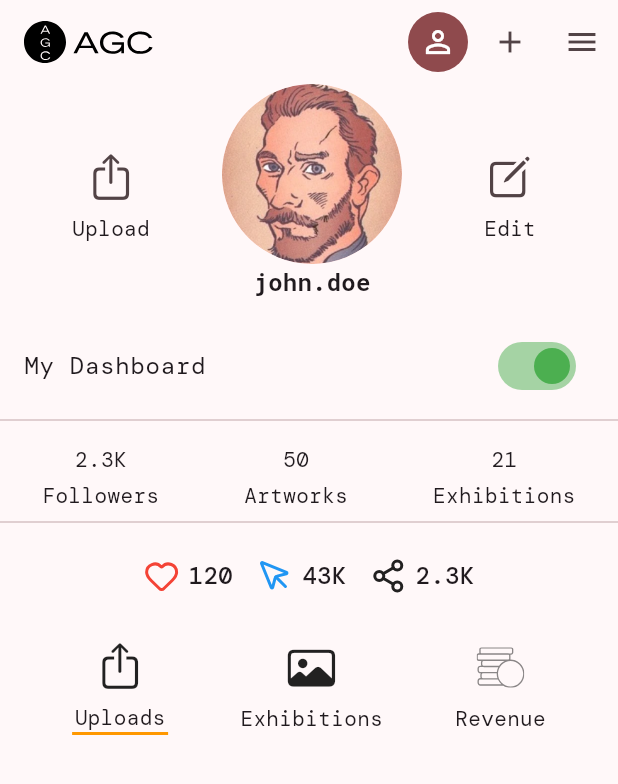
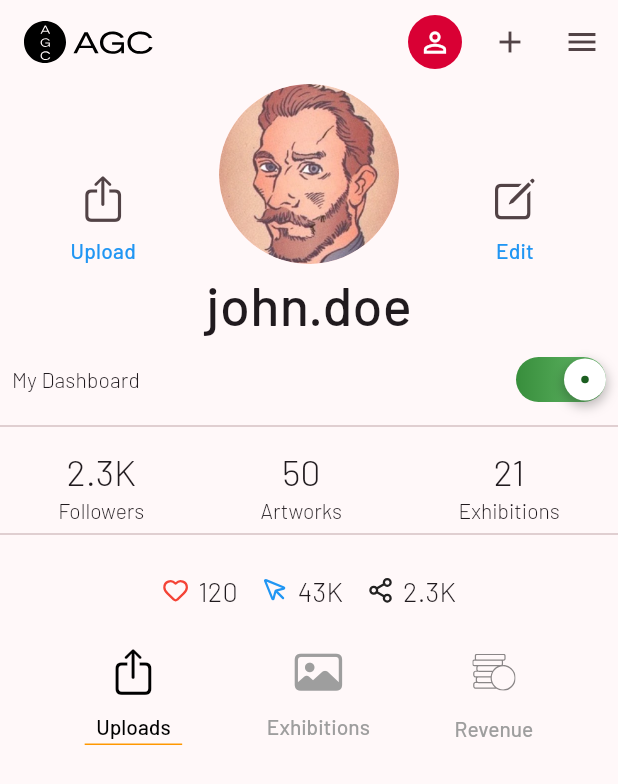
Before and after one commit to LegendSumeet/binaryveda-assignment, a Flutter app: the screen it shows after launch, on a phone screen of 412 x 824 dp. Shown: the top 784 px of the screen. Run offline on Flutter 3.47's test engine with Material 3 defaults, Android fonts, the phone set to English and light mode, and no system bars; our stand-ins replace cached_network_image, dio, flutter_bloc, flutter_svg, freezed_annotation, get_it and 4 more; network calls fail.

Commit message:
updated the fonts and styling

```diff
--- /dev/null
+++ b/devtools_options.yaml
@@ -0,0 +1,3 @@
+description: This file stores settings for Dart & Flutter DevTools.
+documentation: https://docs.flutter.dev/tools/devtools/extensions#configure-extension-enablement-states
+extensions:
--- a/lib/main.dart
+++ b/lib/main.dart
@@ -24,7 +24,7 @@ class MyApp extends StatelessWidget {
   Widget build(BuildContext context) {
     final brightness = View.of(context).platformDispatcher.platformBrightness;
 
-    TextTheme textTheme = createTextTheme(context, "DM Mono", "Roboto Mono");
+    TextTheme textTheme = createTextTheme(context, "Barlow Condensed", "Barlow");
     MaterialTheme theme = MaterialTheme(textTheme);
 
     return MaterialApp(
--- a/lib/presentation/pages/dashboard_page.dart
+++ b/lib/presentation/pages/dashboard_page.dart
@@ -26,13 +26,17 @@ class DashboardPage extends StatelessWidget {
         elevation: 0,
         title: svg,
         actions: [
-          IconButton.filled(
-            disabledColor: Colors.red,
-            highlightColor: Colors.red,
-            focusColor: Colors.red,
-            color: Colors.red,
-            icon: const Icon(Icons.person_outline_outlined, color: Colors.white),
-            onPressed: () {},
+          Padding(
+            padding: const EdgeInsets.symmetric(horizontal: 8.0),
+            child: CircleAvatar(
+              radius: 18, // Adjust size to match the reference
+              backgroundColor: Color(0xFFD90034), // Red background
+              child: Icon(
+                Icons.person_outline,
+                color: Colors.white, // White icon
+                size: 22, // Adjust size to match the reference
+              ),
+            ),
           ),
           IconButton(
             icon: const Icon(Icons.add),
@@ -62,6 +66,7 @@ class DashboardPage extends StatelessWidget {
                           )),
                       Text(
                         "Upload",
+                        style: Theme.of(context).textTheme.titleMedium?.copyWith(fontSize: 14, color: Colors.blue),
                       ),
                     ],
                   ),
@@ -74,8 +79,7 @@ class DashboardPage extends StatelessWidget {
                       Text(
                         "john.doe",
                         style: Theme.of(context).textTheme.titleMedium?.copyWith(
-                              fontSize: 16,
-                              fontWeight: FontWeight.bold,
+                              fontSize: 36,
                             ),
                       ),
                     ],
@@ -90,6 +94,7 @@ class DashboardPage extends StatelessWidget {
                           )),
                       Text(
                         "Edit",
+                        style: Theme.of(context).textTheme.titleMedium?.copyWith(fontSize: 14, color: Colors.blue),
                       ),
                     ],
                   ),
@@ -97,18 +102,66 @@ class DashboardPage extends StatelessWidget {
               ),
             ),
             Padding(
-              padding: const EdgeInsets.only(top: 16.0),
-              child: SwitchListTile.adaptive(
-                value: true,
-                onChanged: (value) {},
-                title: Text(
-                  "My Dashboard",
-                  style: const TextStyle(
-                    fontSize: 16,
-                    decorationThickness: 1.5,
+              padding: const EdgeInsets.all(8.0),
+              child: Row(
+                mainAxisAlignment: MainAxisAlignment.spaceBetween,
+                children: [
+                  Text(
+                    'My Dashboard',
+                    style: Theme.of(context).textTheme.titleMedium?.copyWith(
+                          fontSize: 14,
+                          fontWeight: FontWeight.w300,
+                        ),
                   ),
-                ),
-                activeColor: Colors.green,
+                  Center(
+                    child: Container(
+                      width: 60,
+                      height: 30,
+                      decoration: BoxDecoration(
+                        borderRadius: BorderRadius.circular(20),
+                        gradient: LinearGradient(
+                          colors: [Colors.green.shade700, Colors.green.shade400],
+                          begin: Alignment.centerLeft,
+                          end: Alignment.centerRight,
+                        ),
+                      ),
+                      child: Stack(
+                        alignment: Alignment.center,
+                        children: [
+                          Positioned(
+                            left: 32, // Position exactly as in the image
+                            child: Container(
+                              width: 28,
+                              height: 28,
+                              decoration: BoxDecoration(
+                                shape: BoxShape.circle,
+                                color: Colors.white,
+                                boxShadow: [
+                                  BoxShadow(
+                                    color: Colors.black26,
+                                    blurRadius: 6.0,
+                                    spreadRadius: 1.0,
+                                    offset: Offset(0, 3),
+                                  ),
+                                ],
+                              ),
+                              child: Center(
+                                child: Container(
+                                  width: 5,
+                                  height: 5,
+                                  decoration: BoxDecoration(
+                                    shape: BoxShape.circle,
+                                    color: Colors.green.shade900,
+                                  ),
+                                ),
+                              ),
+                            ),
+                          ),
+                        ],
+                      ),
+                    ),
+                  ),
+                ],
               ),
             ),
             Divider(),
@@ -135,52 +188,49 @@ class DashboardPage extends StatelessWidget {
                       Icon(
                         LucideIcons.heart,
                         color: Colors.red,
-                        size: 24,
+                        size: 18,
                       ),
                       SizedBox(width: 6),
                       Text(
                         "120",
-                        style: TextStyle(
-                          fontSize: 16,
-                          fontWeight: FontWeight.w500,
-                        ),
+                        style: Theme.of(context).textTheme.titleMedium?.copyWith(
+                              fontSize: 18,
+                              fontWeight: FontWeight.w300,
+                            ),
                       ),
                     ],
                   ),
-
-                  // Paper Plane Icon with Count
                   Row(
                     children: [
                       Icon(
                         LucideIcons.mousePointer,
                         color: Colors.blue,
-                        size: 24,
+                        size: 18,
                       ),
                       SizedBox(width: 6),
                       Text(
                         "43K",
-                        style: TextStyle(
-                          fontSize: 16,
-                          fontWeight: FontWeight.w500,
-                        ),
+                        style: Theme.of(context).textTheme.titleMedium?.copyWith(
+                              fontSize: 18,
+                              fontWeight: FontWeight.w300,
+                            ),
                       ),
                     ],
                   ),
-
                   Row(
                     children: [
                       Icon(
                         LucideIcons.share2,
                         color: Colors.black87,
-                        size: 24,
+                        size: 18,
                       ),
                       SizedBox(width: 6),
                       Text(
                         "2.3K",
-                        style: TextStyle(
-                          fontSize: 16,
-                          fontWeight: FontWeight.w500,
-                        ),
+                        style: Theme.of(context).textTheme.titleMedium?.copyWith(
+                              fontSize: 18,
+                              fontWeight: FontWeight.w300,
+                            ),
                       ),
                     ],
                   ),
@@ -188,7 +238,7 @@ class DashboardPage extends StatelessWidget {
               ),
             ),
             Padding(
-              padding: const EdgeInsets.only(top: 16.0),
+              padding: const EdgeInsets.only(top: 8.0),
               child: Row(
                 mainAxisAlignment: MainAxisAlignment.spaceEvenly,
                 children: [
@@ -196,8 +246,8 @@ class DashboardPage extends StatelessWidget {
                     children: [
                       _buildFeatureTile(CupertinoIcons.share, "Uploads", context, isActive: true),
                       Container(
-                        height: 2,
-                        width: 64,
+                        height: 1,
+                        width: 65,
                         color: Colors.orange,
                       ),
                     ],
@@ -207,18 +257,27 @@ class DashboardPage extends StatelessWidget {
                     children: [
                       SvgPicture.asset(
                         'assets/icons.svg',
-                        width: 32,
-                        height: 32,
+                        width: 28.970731735229492,
+                        height: 34.3414421081543,
+
                         color: Colors.black,
                       ),
                       const SizedBox(height: 8),
-                      Text('Revenue'),
+                      Text('Revenue',
+                        style: GoogleFonts.barlow(
+                          fontSize: 14,
+                          fontWeight: FontWeight.w500,
+                          height: 1.71,
+                          letterSpacing: 0.0,
+                          color: Colors.grey,
+                        ),
+                      ),
                     ],
                   ),
                 ],
               ),
             ),
-            const SizedBox(height: 16),
+            const SizedBox(height: 8),
             ImageGrid(),
           ],
         ),
@@ -231,10 +290,18 @@ class DashboardPage extends StatelessWidget {
       children: [
         Text(
           value,
+          style: Theme.of(context).textTheme.displayMedium?.copyWith(
+                fontSize: 24,
+                fontWeight: FontWeight.w300,
+              ),
         ),
         const SizedBox(height: 4),
         Text(
           label,
+          style: Theme.of(context).textTheme.displayMedium?.copyWith(
+                fontSize: 14,
+                fontWeight: FontWeight.w300,
+              ),
         ),
       ],
     );
@@ -246,9 +313,19 @@ class DashboardPage extends StatelessWidget {
         Icon(
           icon,
           size: 32,
+          color: isActive ? Colors.black : Colors.grey,
         ),
         const SizedBox(height: 8),
-        Text(label),
+        Text(
+          label,
+          style: GoogleFonts.barlow(
+            fontSize: 14,
+            fontWeight: FontWeight.w500,
+            height: 1.71, // Line height conversion
+            letterSpacing: 0.0,
+            color: isActive ? Colors.black : Colors.grey,
+          ),
+        )
       ],
     );
   }
```
